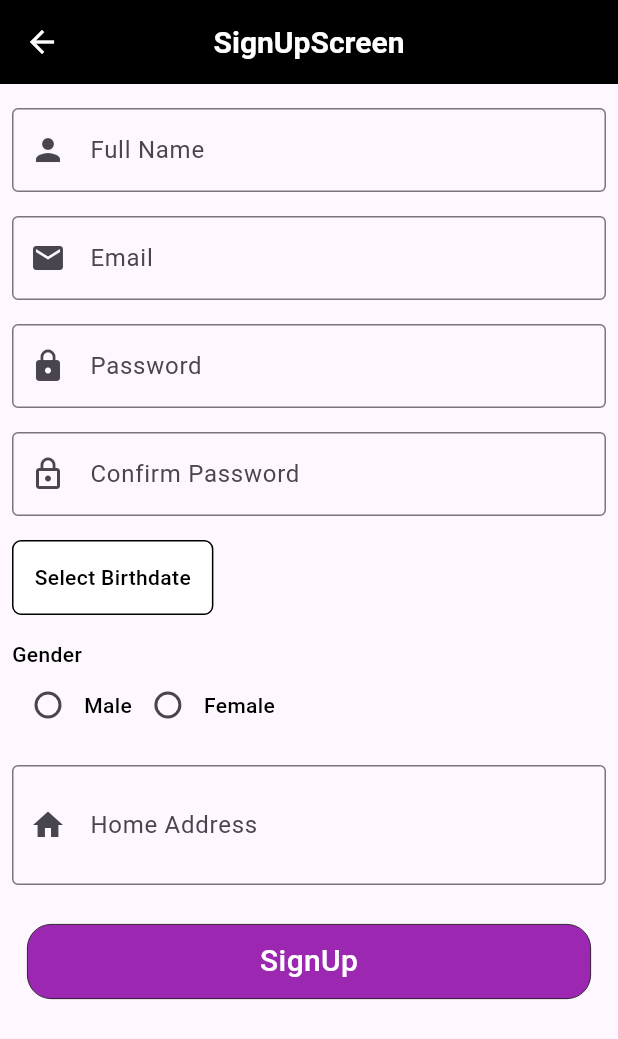
After one commit to hadoopadministrator/my_flutter_app, a Flutter app: the DailyChallengeScreen screen opened by its route, after a tap on "Day10 Challenge", on a phone screen of 412 x 824 dp. The commit adds this screen. Shown: the top 1039 px of the screen. Run offline on Flutter 3.47's test engine with Material 3 defaults, Android fonts, the phone set to English and light mode, and no system bars.

Commit message:
Day10 Challenge Completed.

```diff
--- a/lib/main.dart
+++ b/lib/main.dart
@@ -1,5 +1,6 @@
 import 'package:flutter/material.dart';
 import 'package:my_app/screens/daily_challenge_screen.dart';
+import 'package:my_app/screens/daily_challenges/sign_up_screen.dart';
 import 'package:my_app/screens/daily_challenges/style_button_screen.dart';
 import 'package:my_app/screens/demo_screens/passing_data_screen.dart';
 import 'package:my_app/screens/demo_screens/receiver_data_screen.dart';
@@ -27,6 +28,7 @@ class MyApp extends StatelessWidget {
         'PassingDataScreen': (context) => const PassingDataScreen(),
         'ReceiverDataScreen': (context) => ReceiverDataScreen(),
         'StyleButtonScreen': (context) => StyleButtonScreen(),
+        'SignUpScreen': (context) => SignUpScreen(),
       },
     );
   }
--- a/lib/screens/daily_challenge_screen.dart
+++ b/lib/screens/daily_challenge_screen.dart
@@ -22,8 +22,9 @@ class DailyChallengeScreen extends StatelessWidget {
         title: "DailyChallengeScreen",
         fontSize: width * 0.05,
       ),
-      body: ListView(
-        padding: EdgeInsets.all(16),
+      body: SingleChildScrollView(
+        padding: EdgeInsets.symmetric(horizontal: 8),
+        child: Column(
           children: [
             CustomButton(
               days: "Day1 Challenge",
@@ -31,7 +32,9 @@ class DailyChallengeScreen extends StatelessWidget {
               onPressede: () {
                 Navigator.push(
                   context,
-                MaterialPageRoute(builder: (context) => BasicContainerScreen()),
+                  MaterialPageRoute(
+                    builder: (context) => BasicContainerScreen(),
+                  ),
                 );
               },
             ),
@@ -51,7 +54,9 @@ class DailyChallengeScreen extends StatelessWidget {
               onPressede: () {
                 Navigator.push(
                   context,
-                MaterialPageRoute(builder: (context) => HorizontalIconScreen()),
+                  MaterialPageRoute(
+                    builder: (context) => HorizontalIconScreen(),
+                  ),
                 );
               },
             ),
@@ -113,7 +118,14 @@ class DailyChallengeScreen extends StatelessWidget {
                 Navigator.pushNamed(context, 'StyleButtonScreen');
               },
             ),
+            CustomButton(
+              days: "Day10 Challenge",
+              onPressede: () {
+                Navigator.pushNamed(context, 'SignUpScreen');
+              },
+            ),
           ],
+        ),
       ),
     );
   }
--- a/lib/screens/daily_challenges/login_screen.dart
+++ b/lib/screens/daily_challenges/login_screen.dart
@@ -5,6 +5,14 @@ import 'package:my_app/custom_widgets/custom_button.dart';
 
 class LoginScreen extends StatelessWidget {
   const LoginScreen({super.key});
+  /*
+  Day 8 Challenge (02/07/25): Login Screen UI
+
+  Design a login screen with:
+  - Two TextFields for email and password
+  - A Login button
+  - Add placeholder/hint text inside the fields
+*/
 
   @override
   Widget build(BuildContext context) {
--- /dev/null
+++ b/lib/screens/daily_challenges/sign_up_screen.dart
@@ -0,0 +1,184 @@
+import 'package:flutter/material.dart';
+import 'package:my_app/custom_widgets/custom_appbar.dart';
+import 'package:my_app/custom_widgets/custom_button.dart';
+
+class SignUpScreen extends StatefulWidget {
+  const SignUpScreen({super.key});
+  /*
+  Day 10 Challenge (04/07/25): Sign-Up Form with Validation (UI only)
+
+  Create a sign-up form with:
+  - Full Name, Email, Password, Confirm Password fields
+  - Birthdate (using a date picker)
+  - Gender selection (radio buttons)
+  - Address (multiline input)
+  - Sign-Up button
+  - Show warning text below if passwords don’t match (dummy check, no logic needed)
+*/
+
+  @override
+  State<SignUpScreen> createState() => _SignUpScreenState();
+}
+
+enum Gender { male, female }
+
+class _SignUpScreenState extends State<SignUpScreen> {
+  Gender? selectedGender;
+  DateTime? selectedDate;
+  Future<void> _selectDate(BuildContext context) async {
+    final DateTime date = DateTime.now();
+
+    final DateTime intialandlastDate = DateTime(
+      date.year - 18,
+      date.month,
+      date.day,
+    );
+    final DateTime startDate = DateTime(date.year - 118, date.month, date.day);
+    final DateTime? pickedDate = await showDatePicker(
+      context: context,
+      initialDate: intialandlastDate,
+      firstDate: startDate,
+      lastDate: intialandlastDate,
+    );
+
+    if (pickedDate != null) {
+      setState(() {
+        selectedDate = pickedDate;
+      });
+    }
+  }
+
+  @override
+  Widget build(BuildContext context) {
+    return Scaffold(
+      appBar: CustomAppBar(title: "SignUpScreen", fontSize: 20),
+      body: SafeArea(
+        child: SingleChildScrollView(
+          padding: EdgeInsets.symmetric(horizontal: 8),
+          child: Column(
+            crossAxisAlignment: CrossAxisAlignment.start,
+            children: [
+              const SizedBox(height: 16),
+              TextFormField(
+                decoration: const InputDecoration(
+                  labelText: 'Full Name',
+                  border: OutlineInputBorder(),
+                  prefixIcon: Icon(Icons.person),
+                ),
+              ),
+              const SizedBox(height: 16),
+              TextFormField(
+                decoration: const InputDecoration(
+                  labelText: 'Email',
+                  border: OutlineInputBorder(),
+                  prefixIcon: Icon(Icons.email),
+                ),
+              ),
+              const SizedBox(height: 16),
+              TextFormField(
+                obscureText: true,
+                decoration: const InputDecoration(
+                  labelText: 'Password',
+                  border: OutlineInputBorder(),
+                  prefixIcon: Icon(Icons.lock),
+                ),
+              ),
+              const SizedBox(height: 16),
+              TextFormField(
+                obscureText: true,
+                decoration: const InputDecoration(
+                  labelText: 'Confirm Password',
+                  border: OutlineInputBorder(),
+                  prefixIcon: Icon(Icons.lock_outline),
+                ),
+              ),
+              const SizedBox(height: 16),
+              InkWell(
+                onTap: () => _selectDate(context),
+                child: Container(
+                  padding: EdgeInsets.symmetric(vertical: 14, horizontal: 14),
+
+                  decoration: BoxDecoration(
+                    border: Border.all(color: Colors.black, width: 1.0),
+                    borderRadius: BorderRadius.circular(6),
+                    color: Colors.white,
+                  ),
+                  child: Text(
+                    selectedDate == null
+                        ? 'Select Birthdate'
+                        : '${selectedDate!.day.toString()}/${selectedDate!.month.toString()}/${selectedDate!.year.toString()}',
+                    style: TextStyle(
+                      fontWeight: FontWeight.w500,
+                      color: Colors.black,
+                      fontSize: 14,
+                    ),
+                  ),
+                ),
+              ),
+              const SizedBox(height: 16),
+              const Text(
+                'Gender',
+                style: TextStyle(
+                  fontWeight: FontWeight.w500,
+                  color: Colors.black,
+                  fontSize: 14,
+                ),
+              ),
+              Row(
+                children: [
+                  Radio(
+                    activeColor: Colors.blue,
+                    value: Gender.male,
+                    groupValue: selectedGender,
+                    onChanged: (value) {
+                      setState(() {
+                        selectedGender = value;
+                      });
+                    },
+                  ),
+                  const Text(
+                    'Male',
+                    style: TextStyle(
+                      fontWeight: FontWeight.w500,
+                      color: Colors.black,
+                      fontSize: 14,
+                    ),
+                  ),
+                  Radio(
+                    activeColor: Colors.blue,
+                    value: Gender.female,
+                    groupValue: selectedGender,
+                    onChanged: (value) {
+                      setState(() {
+                        selectedGender = value;
+                      });
+                    },
+                  ),
+                  const Text(
+                    'Female',
+                    style: TextStyle(
+                      fontWeight: FontWeight.w500,
+                      color: Colors.black,
+                      fontSize: 14,
+                    ),
+                  ),
+                ],
+              ),
+              const SizedBox(height: 16),
+              TextFormField(
+                decoration: const InputDecoration(
+                  labelText: 'Home Address',
+                  border: OutlineInputBorder(),
+                  prefixIcon: Icon(Icons.home),
+                ),
+                maxLines: 2,
+              ),
+              const SizedBox(height: 16),
+              CustomButton(days: "SignUp", onPressede: () {}),
+            ],
+          ),
+        ),
+      ),
+    );
+  }
+}
--- a/lib/screens/daily_challenges/style_button_screen.dart
+++ b/lib/screens/daily_challenges/style_button_screen.dart
@@ -7,6 +7,13 @@ import 'package:my_app/custom_widgets/custom_floating_action_button.dart';
 
 class StyleButtonScreen extends StatelessWidget {
   const StyleButtonScreen({super.key});
+  /*
+  Day 9 Challenge (03/07/25): Styled Buttons
+
+  Add multiple buttons:
+  - ElevatedButton, OutlinedButton, and TextButton
+  - Customize each with padding, rounded corners, and color
+*/
 
   @override
   Widget build(BuildContext context) {
```
Lines whose indentation alone changed are shown as unchanged.
